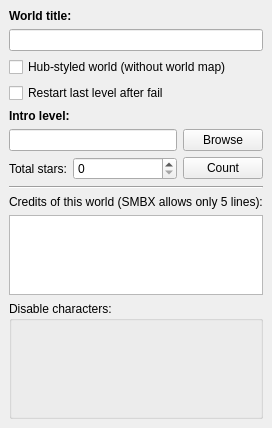
Old version of the form Editor/main_window/dock/wld_settings_box.ui in the repository WohlSoft/Moondust-Project.
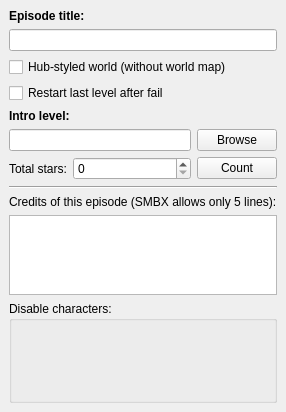
New version of the form. Icons and pictures are not drawn.

Diff of the .ui file:
```diff
--- a/Editor/main_window/dock/wld_settings_box.ui
+++ b/Editor/main_window/dock/wld_settings_box.ui
@@ -6,8 +6,8 @@
    <rect>
     <x>0</x>
     <y>0</y>
-    <width>271</width>
-    <height>428</height>
+    <width>259</width>
+    <height>412</height>
    </rect>
   </property>
   <property name="windowIcon">
@@ -43,7 +43,7 @@
        <string notr="true">&lt;!DOCTYPE HTML PUBLIC &quot;-//W3C//DTD HTML 4.0//EN&quot; &quot;http://www.w3.org/TR/REC-html40/strict.dtd&quot;&gt;
 &lt;html&gt;&lt;head&gt;&lt;meta name=&quot;qrichtext&quot; content=&quot;1&quot; /&gt;&lt;style type=&quot;text/css&quot;&gt;
 p, li { white-space: pre-wrap; }
-&lt;/style&gt;&lt;/head&gt;&lt;body style=&quot; font-family:'Noto Sans'; font-size:8pt; font-weight:400; font-style:normal;&quot;&gt;
+&lt;/style&gt;&lt;/head&gt;&lt;body style=&quot; font-family:'Droid Sans'; font-size:8pt; font-weight:400; font-style:normal;&quot;&gt;
 &lt;p style=&quot;-qt-paragraph-type:empty; margin-top:0px; margin-bottom:0px; margin-left:0px; margin-right:0px; -qt-block-indent:0; text-indent:0px; font-family:'MS Shell Dlg 2'; font-size:8.25pt;&quot;&gt;&lt;br /&gt;&lt;/p&gt;&lt;/body&gt;&lt;/html&gt;</string>
       </property>
       <property name="acceptRichText">
@@ -86,6 +86,9 @@
        <string>Disable characters:</string>
       </property>
       <layout class="QFormLayout" name="DisableCharactersL">
+       <property name="sizeConstraint">
+        <enum>QLayout::SetNoConstraint</enum>
+       </property>
        <property name="fieldGrowthPolicy">
         <enum>QFormLayout::AllNonFixedFieldsGrow</enum>
        </property>
@@ -129,7 +132,7 @@
        </font>
       </property>
       <property name="text">
-       <string>Credits of this world (SMBX allows only 5 lines):</string>
+       <string>Credits of this episode (SMBX allows only 5 lines):</string>
       </property>
      </widget>
     </item>
@@ -142,7 +145,7 @@
        </font>
       </property>
       <property name="text">
-       <string>World title:</string>
+       <string>Episode title:</string>
       </property>
      </widget>
     </item>
```
